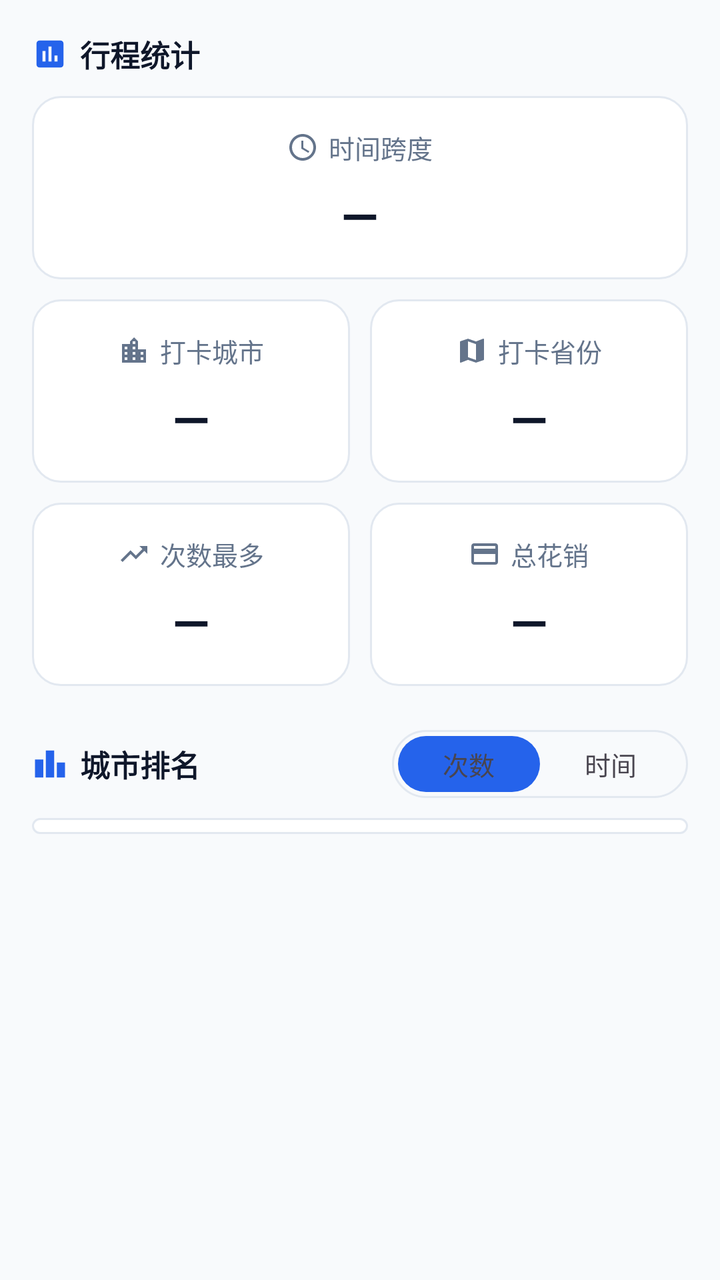
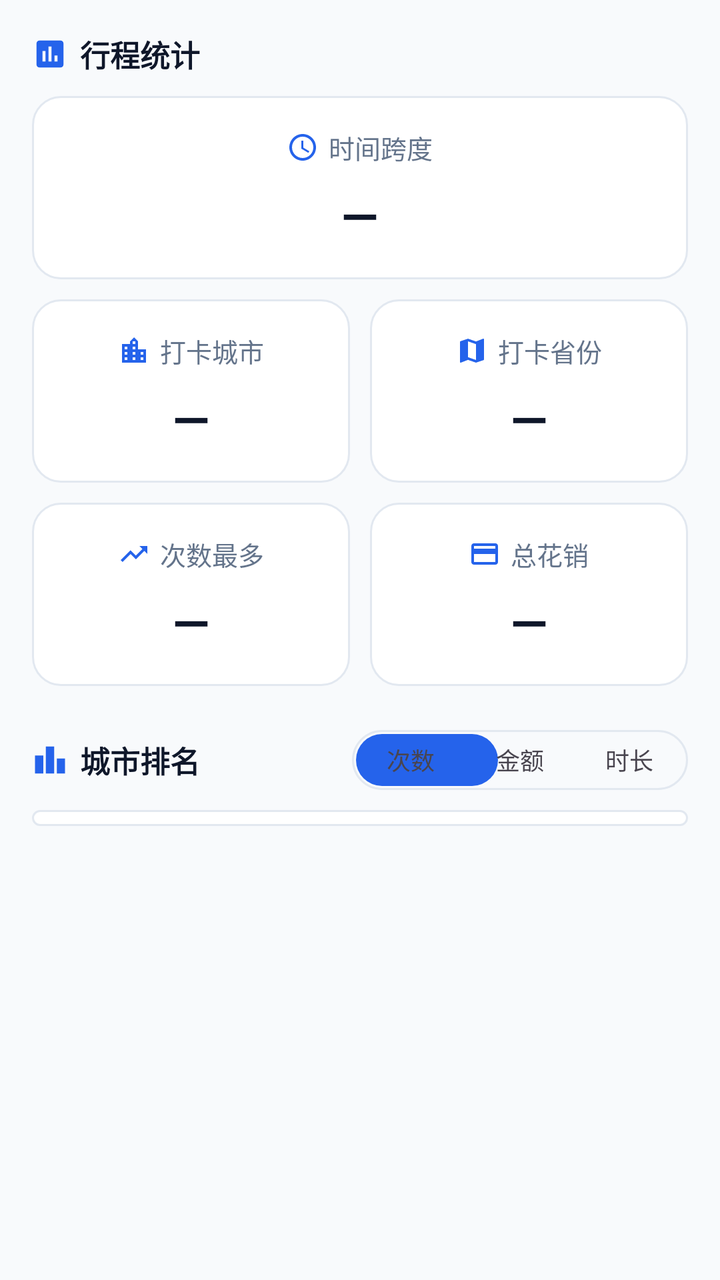

The first picture is an Android layout as it rendered before a commit; the second is the same layout after the commit. The layout source and the unified diff follow.
<!-- AndroidManifest.xml: application theme Theme.CityFootprint -->
<!-- res/layout/fragment_home.xml -->
<?xml version="1.0" encoding="utf-8"?>
<ScrollView xmlns:android="http://schemas.android.com/apk/res/android"
    xmlns:app="http://schemas.android.com/apk/res-auto"
    android:layout_width="match_parent"
    android:layout_height="match_parent"
    android:background="@color/bg"
    android:fillViewport="true">

    <LinearLayout
        android:layout_width="match_parent"
        android:layout_height="wrap_content"
        android:orientation="vertical"
        android:padding="16dp">

        
        <LinearLayout
            android:layout_width="match_parent"
            android:layout_height="wrap_content"
            android:gravity="center_vertical"
            android:orientation="horizontal">

            <ImageView
                android:layout_width="18dp"
                android:layout_height="18dp"
                android:contentDescription="@null"
                android:src="@drawable/ic_stats_section"
                app:tint="?attr/appAccent" />

            <TextView
                android:layout_width="wrap_content"
                android:layout_height="wrap_content"
                android:layout_marginStart="6dp"
                android:text="@string/home_stats_title"
                android:textColor="@color/fg"
                android:textSize="15sp"
                android:textStyle="bold" />
        </LinearLayout>

        
        <LinearLayout
            android:layout_width="match_parent"
            android:layout_height="wrap_content"
            android:layout_marginTop="10dp"
            android:background="@drawable/bg_card"
            android:gravity="center_horizontal"
            android:orientation="vertical"
            android:padding="16dp">

            <LinearLayout
                android:layout_width="wrap_content"
                android:layout_height="wrap_content"
                android:gravity="center_vertical"
                android:orientation="horizontal">

                <ImageView
                    android:layout_width="16dp"
                    android:layout_height="16dp"
                    android:contentDescription="@null"
                    android:src="@drawable/ic_span"
                    app:tint="@color/text_secondary" />

                <TextView
                    android:layout_width="wrap_content"
                    android:layout_height="wrap_content"
                    android:layout_marginStart="5dp"
                    android:text="@string/home_range"
                    android:textColor="@color/text_secondary"
                    android:textSize="13sp" />
            </LinearLayout>

            <TextView
                android:id="@+id/valueRange"
                style="@style/TextHomeStatValue"
                android:maxLines="1"
                android:text="@string/home_dash"
                app:autoSizeMaxTextSize="24sp"
                app:autoSizeMinTextSize="14sp"
                app:autoSizeTextType="uniform" />
        </LinearLayout>

        
        <LinearLayout
            android:layout_width="match_parent"
            android:layout_height="wrap_content"
            android:layout_marginTop="10dp"
            android:orientation="horizontal">

            <LinearLayout
                style="@style/CardHomeStat"
                android:layout_weight="1">

                <LinearLayout
                    android:layout_width="wrap_content"
                    android:layout_height="wrap_content"
                    android:gravity="center_vertical"
                    android:orientation="horizontal">

                    <ImageView
                        android:layout_width="16dp"
                        android:layout_height="16dp"
                        android:contentDescription="@null"
                        android:src="@drawable/ic_city"
                        app:tint="@color/text_secondary" />

                    <TextView
                        android:layout_width="wrap_content"
                        android:layout_height="wrap_content"
                        android:layout_marginStart="5dp"
                        android:text="@string/home_cities"
                        android:textColor="@color/text_secondary"
                        android:textSize="13sp" />
                </LinearLayout>

                <TextView
                    android:id="@+id/valueCities"
                    style="@style/TextHomeStatValue"
                    android:text="@string/home_dash" />
            </LinearLayout>

            <LinearLayout
                style="@style/CardHomeStat"
                android:layout_marginStart="10dp"
                android:layout_weight="1">

                <LinearLayout
                    android:layout_width="wrap_content"
                    android:layout_height="wrap_content"
                    android:gravity="center_vertical"
                    android:orientation="horizontal">

                    <ImageView
                        android:layout_width="16dp"
                        android:layout_height="16dp"
                        android:contentDescription="@null"
                        android:src="@drawable/ic_map"
                        app:tint="@color/text_secondary" />

                    <TextView
                        android:layout_width="wrap_content"
                        android:layout_height="wrap_content"
                        android:layout_marginStart="5dp"
                        android:text="@string/home_provinces"
                        android:textColor="@color/text_secondary"
                        android:textSize="13sp" />
                </LinearLayout>

                <TextView
                    android:id="@+id/valueProvinces"
                    style="@style/TextHomeStatValue"
                    android:text="@string/home_dash" />
            </LinearLayout>
        </LinearLayout>

        
        <LinearLayout
            android:layout_width="match_parent"
            android:layout_height="wrap_content"
            android:layout_marginTop="10dp"
            android:orientation="horizontal">

            <LinearLayout
                style="@style/CardHomeStat"
                android:layout_weight="1">

                <LinearLayout
                    android:layout_width="wrap_content"
                    android:layout_height="wrap_content"
                    android:gravity="center_vertical"
                    android:orientation="horizontal">

                    <ImageView
                        android:layout_width="16dp"
                        android:layout_height="16dp"
                        android:contentDescription="@null"
                        android:src="@drawable/ic_trending"
                        app:tint="@color/text_secondary" />

                    <TextView
                        android:layout_width="wrap_content"
                        android:layout_height="wrap_content"
                        android:layout_marginStart="5dp"
                        android:text="@string/home_most"
                        android:textColor="@color/text_secondary"
                        android:textSize="13sp" />
                </LinearLayout>

                <TextView
                    android:id="@+id/valueMost"
                    style="@style/TextHomeStatValue"
                    android:ellipsize="end"
                    android:maxLines="1"
                    android:text="@string/home_dash" />
            </LinearLayout>

            <LinearLayout
                style="@style/CardHomeStat"
                android:layout_marginStart="10dp"
                android:layout_weight="1">

                <LinearLayout
                    android:layout_width="wrap_content"
                    android:layout_height="wrap_content"
                    android:gravity="center_vertical"
                    android:orientation="horizontal">

                    <ImageView
                        android:layout_width="16dp"
                        android:layout_height="16dp"
                        android:contentDescription="@null"
                        android:src="@drawable/ic_wallet"
                        app:tint="@color/text_secondary" />

                    <TextView
                        android:layout_width="wrap_content"
                        android:layout_height="wrap_content"
                        android:layout_marginStart="5dp"
                        android:text="@string/home_cost"
                        android:textColor="@color/text_secondary"
                        android:textSize="13sp" />
                </LinearLayout>

                <TextView
                    android:id="@+id/valueCost"
                    style="@style/TextHomeStatValue"
                    android:ellipsize="end"
                    android:maxLines="1"
                    android:text="@string/home_dash" />
            </LinearLayout>
        </LinearLayout>

        
        <LinearLayout
            android:layout_width="match_parent"
            android:layout_height="wrap_content"
            android:layout_marginTop="22dp"
            android:gravity="center_vertical"
            android:orientation="horizontal">

            <ImageView
                android:layout_width="18dp"
                android:layout_height="18dp"
                android:contentDescription="@null"
                android:src="@drawable/ic_rank_section"
                app:tint="?attr/appAccent" />

            <TextView
                android:layout_width="0dp"
                android:layout_height="wrap_content"
                android:layout_marginStart="6dp"
                android:layout_weight="1"
                android:text="@string/home_rank"
                android:textColor="@color/fg"
                android:textSize="15sp"
                android:textStyle="bold" />

            <FrameLayout
                android:id="@+id/segRank"
                android:layout_width="148dp"
                android:layout_height="34dp"
                android:background="@drawable/bg_segmented_track"
                android:padding="3dp">

                <View
                    android:id="@+id/segPill"
                    android:layout_width="71dp"
                    android:layout_height="match_parent"
                    android:background="@drawable/bg_segmented_pill" />

                <LinearLayout
                    android:layout_width="match_parent"
                    android:layout_height="match_parent"
                    android:orientation="horizontal">

                    <TextView
                        android:id="@+id/btnRankCount"
                        android:layout_width="0dp"
                        android:layout_height="match_parent"
                        android:layout_weight="1"
                        android:gravity="center"
                        android:text="@string/home_rank_count"
                        android:textSize="13sp" />

                    <TextView
                        android:id="@+id/btnRankTime"
                        android:layout_width="0dp"
                        android:layout_height="match_parent"
                        android:layout_weight="1"
                        android:gravity="center"
                        android:text="@string/home_rank_time"
                        android:textSize="13sp" />
                </LinearLayout>
            </FrameLayout>
        </LinearLayout>

        
        <LinearLayout
            android:id="@+id/rankCard"
            android:layout_width="match_parent"
            android:layout_height="wrap_content"
            android:layout_marginTop="10dp"
            android:background="@drawable/bg_card"
            android:orientation="vertical"
            android:paddingTop="4dp"
            android:paddingBottom="4dp">

            <LinearLayout
                android:id="@+id/rankContainer"
                android:layout_width="match_parent"
                android:layout_height="wrap_content"
                android:orientation="vertical" />
        </LinearLayout>

        <TextView
            android:id="@+id/textEmpty"
            android:layout_width="match_parent"
            android:layout_height="wrap_content"
            android:layout_marginTop="24dp"
            android:gravity="center"
            android:text="@string/home_empty"
            android:textColor="@color/text_tertiary"
            android:textSize="13sp"
            android:visibility="gone" />
    </LinearLayout>
</ScrollView>
<!-- resources referenced by this layout -->
<resources>
  <color name="bg">#F8FAFC</color>
  <color name="fg">#0F172A</color>
  <color name="text_secondary">#64748B</color>
  <color name="text_tertiary">#64748B</color>
  <!-- drawable bg_segmented_pill (drawable) -->
  <?xml version="1.0" encoding="utf-8"?>
  <shape xmlns:android="http://schemas.android.com/apk/res/android"
      android:shape="rectangle">
      <solid android:color="?attr/appAccent" />
      <corners android:radius="14dp" />
  </shape>
  <string name="home_cities">打卡城市</string>
  <string name="home_cost">总花销</string>
  <string name="home_dash">—</string>
  <string name="home_empty">还没有点亮任何城市，快去添加第一条足迹吧</string>
  <string name="home_most">次数最多</string>
  <string name="home_provinces">打卡省份</string>
  <string name="home_range">时间跨度</string>
  <string name="home_rank">城市排名</string>
  <string name="home_rank_count">次数</string>
  <string name="home_rank_time">时间</string>
  <string name="home_stats_title">行程统计</string>
  <style name="Theme.CityFootprint" parent="Theme.Material3.DayNight.NoActionBar">
          
          <item name="appAccent">@color/accent</item>
          <item name="colorPrimary">?attr/appAccent</item>
          <item name="colorOnPrimary">@color/on_accent</item>
          <item name="colorPrimaryContainer">@color/accent_light</item>
          <item name="colorOnPrimaryContainer">@color/accent_soft_fg</item>
          <item name="colorSecondary">?attr/appAccent</item>
          <item name="colorSecondaryContainer">@color/accent_light</item>
          <item name="colorOnSecondaryContainer">@color/accent_soft_fg</item>
          <item name="colorSurface">@color/card</item>
          <item name="colorOnSurface">@color/fg</item>
          <item name="colorOnSurfaceVariant">@color/muted_fg</item>
          
          <item name="colorOutline">@color/muted_fg</item>
          
          <item name="colorSurfaceContainerHighest">@color/muted</item>
          <item name="colorError">@color/destructive</item>
          <item name="android:colorBackground">@color/bg</item>
  
          
          <item name="android:statusBarColor">@color/window_bg_light</item>
          <item name="android:navigationBarColor">@color/window_bg_light</item>
          <item name="android:windowLightStatusBar">@bool/window_light_system_bars</item>
          <item name="android:windowLightNavigationBar" tools:targetApi="27">@bool/window_light_system_bars</item>
          
          <item name="android:forceDarkAllowed" tools:targetApi="29">false</item>
  
          
          <item name="materialCardViewStyle">@style/Widget.App.CardView</item>
          <item name="materialButtonStyle">@style/Widget.App.Button</item>
          <item name="popupMenuStyle">@style/Widget.App.PopupMenu</item>
      </style>
  <color name="card">#FFFFFF</color>
  <color name="border">#E2E8F0</color>
  <color name="popover">#F8FAFC</color>
  <color name="accent">#2563EB</color>
  <color name="on_accent">#FFFFFF</color>
  <color name="accent_light">#EFF6FF</color>
  <color name="accent_soft_fg">#1D4ED8</color>
  <color name="muted_fg">#64748B</color>
  <color name="muted">#E2E8F0</color>
  <color name="destructive">#DC2626</color>
  <color name="window_bg_light">#FFFFFF</color>
  <style name="Widget.App.Button" parent="Widget.Material3.Button">
          <item name="cornerRadius">999dp</item>
      </style>
  <style name="Widget.App.PopupMenu" parent="Widget.Material3.PopupMenu">
          <item name="android:popupBackground">@drawable/bg_popup_menu</item>
          
          <item name="dropdownListPreferredItemHeight">52dp</item>
          <item name="android:textAppearanceLargePopupMenu">@style/TextAppearance.App.PopupMenuItem</item>
      </style>
  <style name="TextAppearance.App.PopupMenuItem" parent="TextAppearance.Material3.BodyLarge">
          <item name="android:textColor">@color/fg</item>
          <item name="android:textSize">15sp</item>
      </style>
  <!-- unchanged entries left out for length: 13 -->
</resources>

<!-- the commit's change to res/layout/fragment_home.xml (unified diff, before → after) -->
@@ -57,7 +57,7 @@
                     android:layout_height="16dp"
                     android:contentDescription="@null"
                     android:src="@drawable/ic_span"
-                    app:tint="@color/text_secondary" />
+                    app:tint="?attr/appAccent" />
 
                 <TextView
                     android:layout_width="wrap_content"
@@ -100,7 +100,7 @@
                         android:layout_height="16dp"
                         android:contentDescription="@null"
                         android:src="@drawable/ic_city"
-                        app:tint="@color/text_secondary" />
+                        app:tint="?attr/appAccent" />
 
                     <TextView
                         android:layout_width="wrap_content"
@@ -133,7 +133,7 @@
                         android:layout_height="16dp"
                         android:contentDescription="@null"
                         android:src="@drawable/ic_map"
-                        app:tint="@color/text_secondary" />
+                        app:tint="?attr/appAccent" />
 
                     <TextView
                         android:layout_width="wrap_content"
@@ -173,7 +173,7 @@
                         android:layout_height="16dp"
                         android:contentDescription="@null"
                         android:src="@drawable/ic_trending"
-                        app:tint="@color/text_secondary" />
+                        app:tint="?attr/appAccent" />
 
                     <TextView
                         android:layout_width="wrap_content"
@@ -208,7 +208,7 @@
                         android:layout_height="16dp"
                         android:contentDescription="@null"
                         android:src="@drawable/ic_wallet"
-                        app:tint="@color/text_secondary" />
+                        app:tint="?attr/appAccent" />
 
                     <TextView
                         android:layout_width="wrap_content"
@@ -255,10 +255,10 @@
 
             <FrameLayout
                 android:id="@+id/segRank"
-                android:layout_width="148dp"
-                android:layout_height="34dp"
+                android:layout_width="168dp"
+                android:layout_height="30dp"
                 android:background="@drawable/bg_segmented_track"
-                android:padding="3dp">
+                android:padding="2dp">
 
                 <View
                     android:id="@+id/segPill"
@@ -278,7 +278,16 @@
                         android:layout_weight="1"
                         android:gravity="center"
                         android:text="@string/home_rank_count"
-                        android:textSize="13sp" />
+                        android:textSize="12sp" />
+
+                    <TextView
+                        android:id="@+id/btnRankAmount"
+                        android:layout_width="0dp"
+                        android:layout_height="match_parent"
+                        android:layout_weight="1"
+                        android:gravity="center"
+                        android:text="@string/home_rank_amount"
+                        android:textSize="12sp" />
 
                     <TextView
                         android:id="@+id/btnRankTime"
@@ -287,7 +296,7 @@
                         android:layout_weight="1"
                         android:gravity="center"
                         android:text="@string/home_rank_time"
-                        android:textSize="13sp" />
+                        android:textSize="12sp" />
                 </LinearLayout>
             </FrameLayout>
         </LinearLayout>
<!-- resource entries referenced after the edit -->
@@ -19,18 +19,20 @@
   <string name="home_provinces">打卡省份</string>
   <string name="home_range">时间跨度</string>
   <string name="home_rank">城市排名</string>
+  <string name="home_rank_amount">金额</string>
   <string name="home_rank_count">次数</string>
-  <string name="home_rank_time">时间</string>
+  <string name="home_rank_time">时长</string>
   <string name="home_stats_title">行程统计</string>
   <style name="Theme.CityFootprint" parent="Theme.Material3.DayNight.NoActionBar">
           
           <item name="appAccent">@color/accent</item>
+          <item name="appAccentLight">@color/accent_light</item>
           <item name="colorPrimary">?attr/appAccent</item>
           <item name="colorOnPrimary">@color/on_accent</item>
-          <item name="colorPrimaryContainer">@color/accent_light</item>
+          <item name="colorPrimaryContainer">?attr/appAccentLight</item>
           <item name="colorOnPrimaryContainer">@color/accent_soft_fg</item>
           <item name="colorSecondary">?attr/appAccent</item>
-          <item name="colorSecondaryContainer">@color/accent_light</item>
+          <item name="colorSecondaryContainer">?attr/appAccentLight</item>
           <item name="colorOnSecondaryContainer">@color/accent_soft_fg</item>
           <item name="colorSurface">@color/card</item>
           <item name="colorOnSurface">@color/fg</item>
